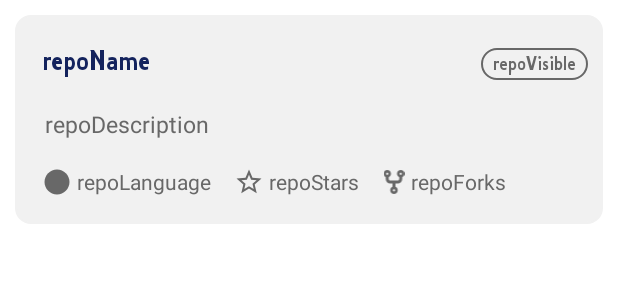
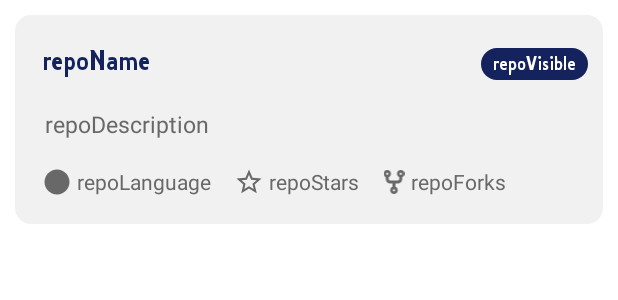
Before and after one commit to mavinii/GithubRepoApp, an Android app: the layout recycle_template.xml on its own in the app's theme, with its tools: preview values and no code run, on a phone screen of 412 x 824 dp. Shown: the top 300 px of the screen. Run offline under Robolectric (Android 15) with nearby library versions, the phone set to English and light mode, and no system bars.

Commit message:
Final Version

```diff
--- a/app/src/main/res/layout/recycle_template.xml
+++ b/app/src/main/res/layout/recycle_template.xml
@@ -42,8 +42,9 @@
                 android:paddingStart="8dp"
                 android:paddingTop="1.5dp"
                 android:paddingBottom="1.5dp"
-                android:textColor="@color/gray"
-                android:background="@drawable/round_border"/>
+                android:textColor="@color/white"
+                android:background="@drawable/round_border"
+                android:backgroundTint="@color/main_color"/>
 
         </LinearLayout>
 
```
